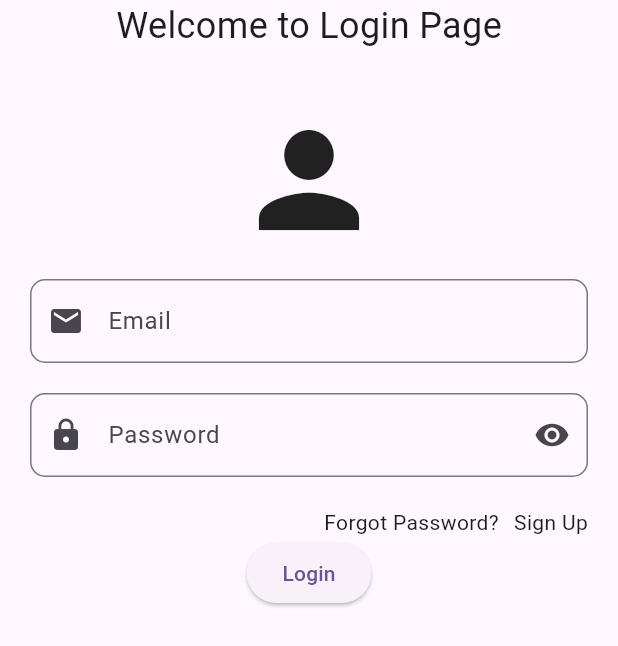
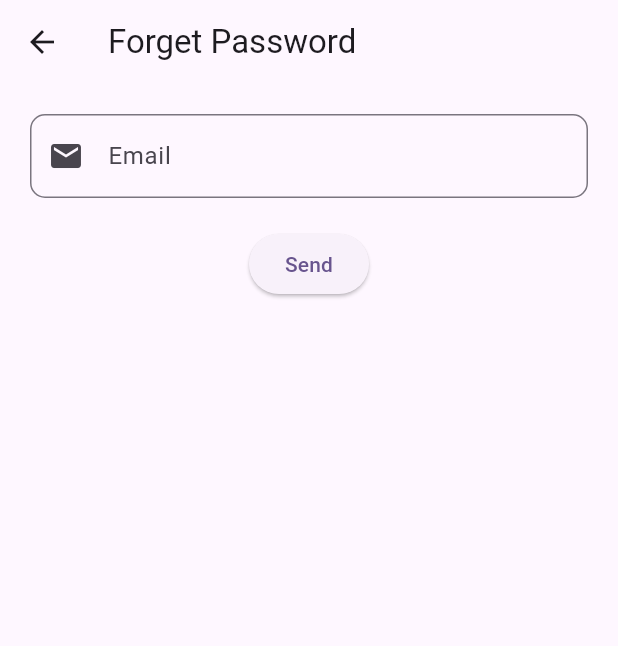
Before and after one commit to isafty/our_market, a Flutter app: the screen it shows after launch, after a tap on "Forgot Password?", on a phone screen of 412 x 824 dp. Shown: the top 646 px of the screen. Run offline on Flutter 3.47's test engine with Material 3 defaults, Android fonts, the phone set to English and light mode, and no system bars.

Commit message:
finish forget password

```diff
--- /dev/null
+++ b/lib/core/function/navigator_to.dart
@@ -0,0 +1,4 @@
+import 'package:flutter/material.dart';
+
+Future<dynamic> navigatorMethod(BuildContext context, Widget view) =>
+    Navigator.push(context, MaterialPageRoute(builder: (context) => view));
--- /dev/null
+++ b/lib/view/auth/ui/forget_view.dart
@@ -0,0 +1,25 @@
+import 'package:flutter/material.dart';
+import 'package:new_app_1/core/widget/textformfield1.dart';
+
+class ForgetView extends StatelessWidget {
+  const ForgetView({super.key});
+
+  @override
+  Widget build(BuildContext context) {
+    return Scaffold(
+      appBar: AppBar(title: Text('Forget Password')),
+      body: Column(
+        children: [
+          SizedBox(height: 20),
+          TFF1(
+            ltext: 'Email',
+            prefixIcon: Icon(Icons.email),
+            textInputType: TextInputType.emailAddress,
+          ),
+          SizedBox(height: 20),
+          ElevatedButton(onPressed: () {}, child: Text("Send")),
+        ],
+      ),
+    );
+  }
+}
--- a/lib/view/auth/ui/login_view.dart
+++ b/lib/view/auth/ui/login_view.dart
@@ -1,6 +1,8 @@
 import 'package:flutter/material.dart';
+import 'package:new_app_1/core/function/navigator_to.dart';
 import 'package:new_app_1/core/widget/customtextbutton.dart';
 import 'package:new_app_1/core/widget/textformfield1.dart';
+import 'package:new_app_1/view/auth/ui/forget_view.dart';
 
 class LoginView extends StatelessWidget {
   const LoginView({super.key});
@@ -33,13 +35,24 @@ class LoginView extends StatelessWidget {
           Row(
             mainAxisAlignment: MainAxisAlignment.end,
             children: [
-              CustomTextButton(textb: "Forgot Password?", onTap: () {}),
+              CustomTextButton(
+                textb: "Forgot Password?",
+                onTap: () {
+                  navigatorMethod(context, ForgetView());
+                },
+              ),
               SizedBox(width: 10),
               CustomTextButton(textb: "Sign Up", onTap: () {}),
               SizedBox(width: 20),
             ],
           ),
           ElevatedButton(onPressed: () {}, child: Text("Login")),
+          SizedBox(height: 20),
+          TextButton.icon(
+            onPressed: () {},
+            icon: Icon(Icons.g_mobiledata),
+            label: Text("Login with Google"),
+          ),
         ],
       ),
     );
```
